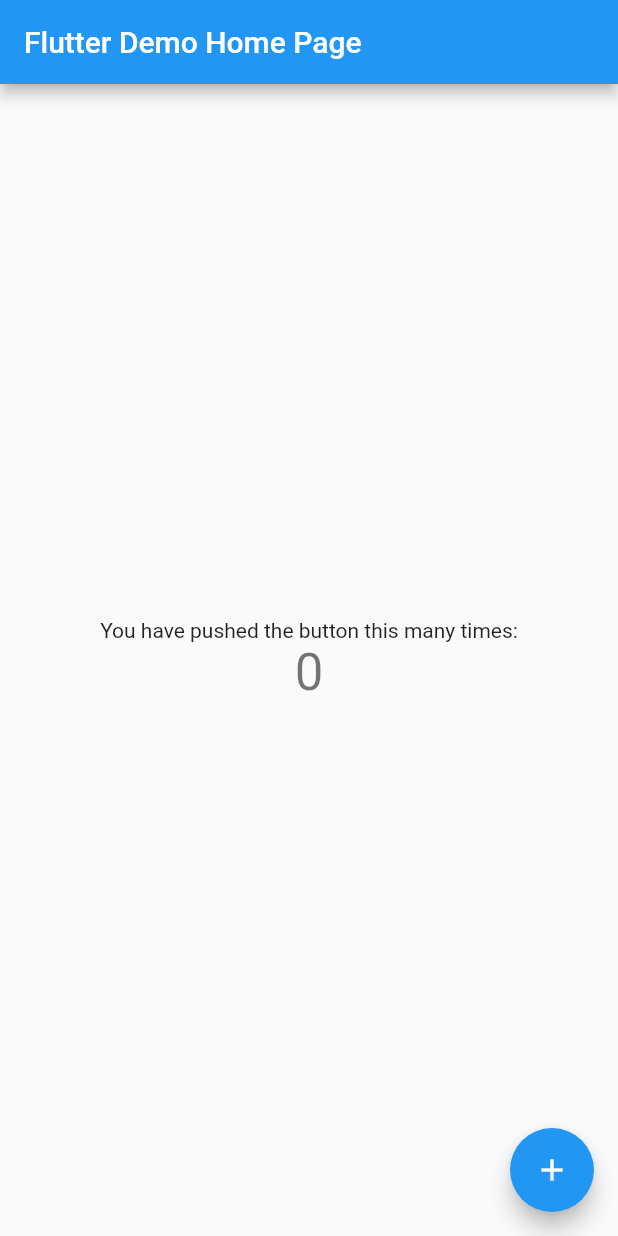
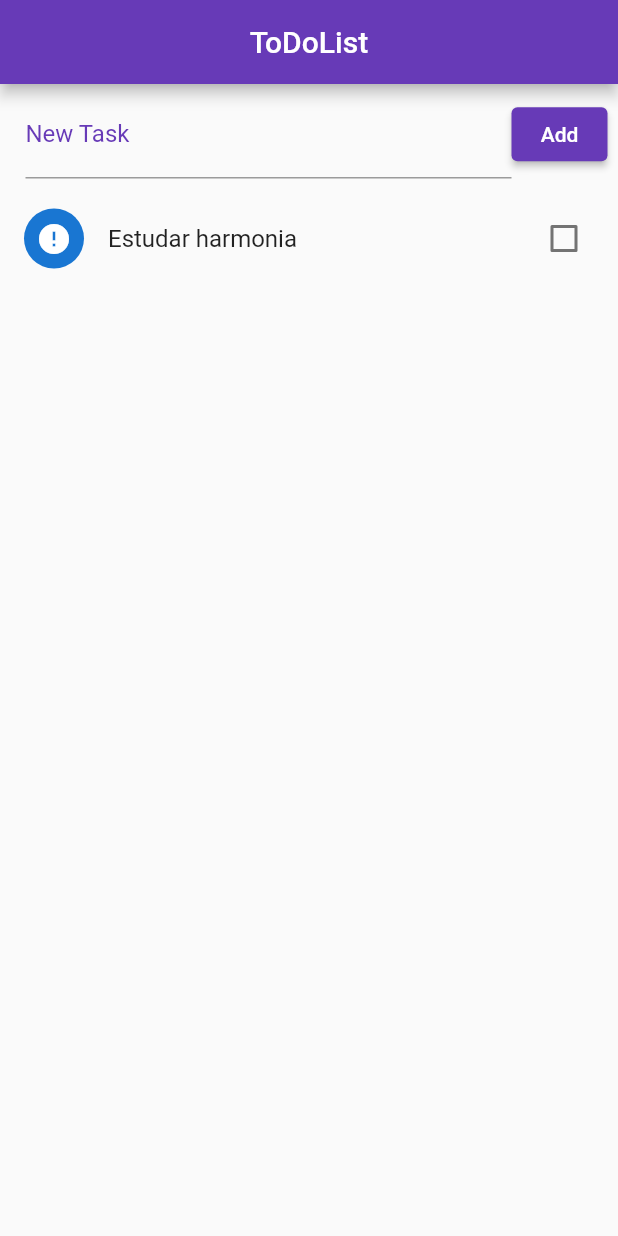
Before and after one commit to andrelake/to_do_list_app, a Flutter app: the screen it shows after launch, on a phone screen of 412 x 824 dp. Run offline on Flutter 3.47's test engine with Material 2 defaults, Android fonts, the phone set to English and light mode, and no system bars.

Commit message:
Textfield, button and List

```diff
--- a/lib/main.dart
+++ b/lib/main.dart
@@ -1,113 +1,9 @@
 import 'package:flutter/material.dart';
 
+import 'pages/home.page.dart';
+
 void main() {
-  runApp(MyApp());
+  runApp(MaterialApp(
+    home: HomePage(),
+  ));
 }
-
-class MyApp extends StatelessWidget {
-  // This widget is the root of your application.
-  @override
-  Widget build(BuildContext context) {
-    return MaterialApp(
-      title: 'Flutter Demo',
-      theme: ThemeData(
-        // This is the theme of your application.
-        //
-        // Try running your application with "flutter run". You'll see the
-        // application has a blue toolbar. Then, without quitting the app, try
-        // changing the primarySwatch below to Colors.green and then invoke
-        // "hot reload" (press "r" in the console where you ran "flutter run",
-        // or simply save your changes to "hot reload" in a Flutter IDE).
-        // Notice that the counter didn't reset back to zero; the application
-        // is not restarted.
-        primarySwatch: Colors.blue,
-      ),
-      home: MyHomePage(title: 'Flutter Demo Home Page'),
-    );
-  }
-}
-
-class MyHomePage extends StatefulWidget {
-  MyHomePage({Key? key, required this.title}) : super(key: key);
-
-  // This widget is the home page of your application. It is stateful, meaning
-  // that it has a State object (defined below) that contains fields that affect
-  // how it looks.
-
-  // This class is the configuration for the state. It holds the values (in this
-  // case the title) provided by the parent (in this case the App widget) and
-  // used by the build method of the State. Fields in a Widget subclass are
-  // always marked "final".
-
-  final String title;
-
-  @override
-  _MyHomePageState createState() => _MyHomePageState();
-}
-
-class _MyHomePageState extends State<MyHomePage> {
-  int _counter = 0;
-
-  void _incrementCounter() {
-    setState(() {
-      // This call to setState tells the Flutter framework that something has
-      // changed in this State, which causes it to rerun the build method below
-      // so that the display can reflect the updated values. If we changed
-      // _counter without calling setState(), then the build method would not be
-      // called again, and so nothing would appear to happen.
-      _counter++;
-    });
-  }
-
-  @override
-  Widget build(BuildContext context) {
-    // This method is rerun every time setState is called, for instance as done
-    // by the _incrementCounter method above.
-    //
-    // The Flutter framework has been optimized to make rerunning build methods
-    // fast, so that you can just rebuild anything that needs updating rather
-    // than having to individually change instances of widgets.
-    return Scaffold(
-      appBar: AppBar(
-        // Here we take the value from the MyHomePage object that was created by
-        // the App.build method, and use it to set our appbar title.
-        title: Text(widget.title),
-      ),
-      body: Center(
-        // Center is a layout widget. It takes a single child and positions it
-        // in the middle of the parent.
-        child: Column(
-          // Column is also a layout widget. It takes a list of children and
-          // arranges them vertically. By default, it sizes itself to fit its
-          // children horizontally, and tries to be as tall as its parent.
-          //
-          // Invoke "debug painting" (press "p" in the console, choose the
-          // "Toggle Debug Paint" action from the Flutter Inspector in Android
-          // Studio, or the "Toggle Debug Paint" command in Visual Studio Code)
-          // to see the wireframe for each widget.
-          //
-          // Column has various properties to control how it sizes itself and
-          // how it positions its children. Here we use mainAxisAlignment to
-          // center the children vertically; the main axis here is the vertical
-          // axis because Columns are vertical (the cross axis would be
-          // horizontal).
-          mainAxisAlignment: MainAxisAlignment.center,
-          children: <Widget>[
-            Text(
-              'You have pushed the button this many times:',
-            ),
-            Text(
-              '$_counter',
-              style: Theme.of(context).textTheme.headline4,
-            ),
-          ],
-        ),
-      ),
-      floatingActionButton: FloatingActionButton(
-        onPressed: _incrementCounter,
-        tooltip: 'Increment',
-        child: Icon(Icons.add),
-      ), // This trailing comma makes auto-formatting nicer for build methods.
-    );
-  }
-}
--- /dev/null
+++ b/lib/pages/home.page.dart
@@ -0,0 +1,114 @@
+import 'dart:convert';
+
+import 'package:flutter/material.dart';
+
+import 'dart:io';
+import 'package:path_provider/path_provider.dart';
+
+class HomePage extends StatefulWidget {
+  const HomePage({Key? key}) : super(key: key);
+
+  @override
+  _HomePageState createState() => _HomePageState();
+}
+
+class _HomePageState extends State<HomePage> {
+  final _toDoController = TextEditingController();
+
+  List _toDoList = [
+    {'title': 'Estudar harmonia', 'done': false}
+  ];
+
+  void _addToList() {
+    setState(() {
+      Map<String, dynamic> newTask = Map();
+
+      newTask['title'] = _toDoController.text;
+      _toDoController.text = '';
+
+      newTask['done'] = false;
+
+      _toDoList.add(newTask);
+    });
+  }
+
+  Future<File> _getFile() async {
+    final directory = await getApplicationDocumentsDirectory();
+
+    return File('$directory.path/data.json');
+  }
+
+  Future<File> _saveData() async {
+    String data = json.encode(_toDoList);
+    final file = await _getFile();
+
+    return file.writeAsString(data);
+  }
+
+  Future<String> _readData() async {
+    try {
+      final file = await _getFile();
+
+      return file.readAsString();
+    } catch (e) {
+      throw Exception('Error reading data');
+    }
+  }
+
+  @override
+  Widget build(BuildContext context) {
+    return Scaffold(
+      appBar: AppBar(
+        title: Text('ToDoList'),
+        backgroundColor: Colors.deepPurple,
+        centerTitle: true,
+      ),
+      body: Column(
+        children: [
+          Container(
+            padding: EdgeInsets.fromLTRB(17, 4, 7, 4),
+            child: Row(
+              children: [
+                Expanded(
+                  child: TextField(
+                    controller: _toDoController,
+                    decoration: InputDecoration(
+                      labelText: 'New Task',
+                      labelStyle: TextStyle(color: Colors.deepPurple),
+                    ),
+                  ),
+                ),
+                ElevatedButton(
+                    onPressed: () => _addToList(),
+                    child: Text('Add'),
+                    style: ElevatedButton.styleFrom(primary: Colors.deepPurple))
+              ],
+            ),
+          ),
+          Expanded(
+            child: ListView.builder(
+              padding: EdgeInsets.only(top: 8),
+              itemCount: _toDoList.length,
+              itemBuilder: (context, index) {
+                return CheckboxListTile(
+                  title: Text(_toDoList[index]['title']),
+                  value: _toDoList[index]['done'],
+                  secondary: CircleAvatar(
+                    child: Icon(
+                        _toDoList[index]['done'] ? Icons.check : Icons.error),
+                  ),
+                  onChanged: (bool? value) {
+                    setState(() {
+                      _toDoList[index]['done'] = value;
+                      print(_toDoList[index]['done']);
+                    });;
+                  },
+                );
+              },
+            ),
+          ),
+        ],
+      ),
+    );
+  }
+}
--- a/pubspec.yaml
+++ b/pubspec.yaml
@@ -28,6 +28,7 @@
   # The following adds the Cupertino Icons font to your application.
   # Use with the CupertinoIcons class for iOS style icons.
   cupertino_icons: ^1.0.2
+  path_provider: ^2.0.0-nullsafety
 
 dev_dependencies:
   flutter_test:
```
Also changed, not shown: pubspec.lock, 1 other file.
